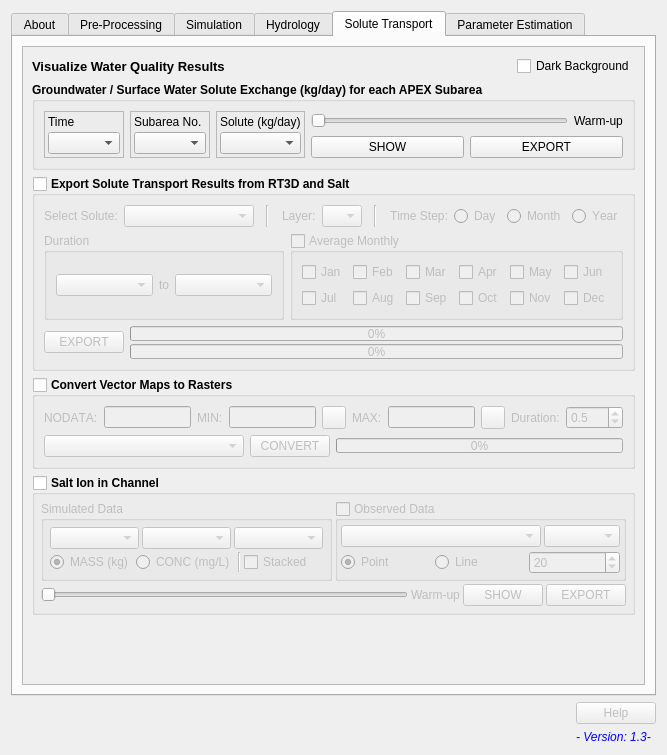
Before: the Qt Designer form APEXMOD/APEXMOD_dialog_base.ui in spark-brc/APEXMOD-plugin, drawn with Qt 5.
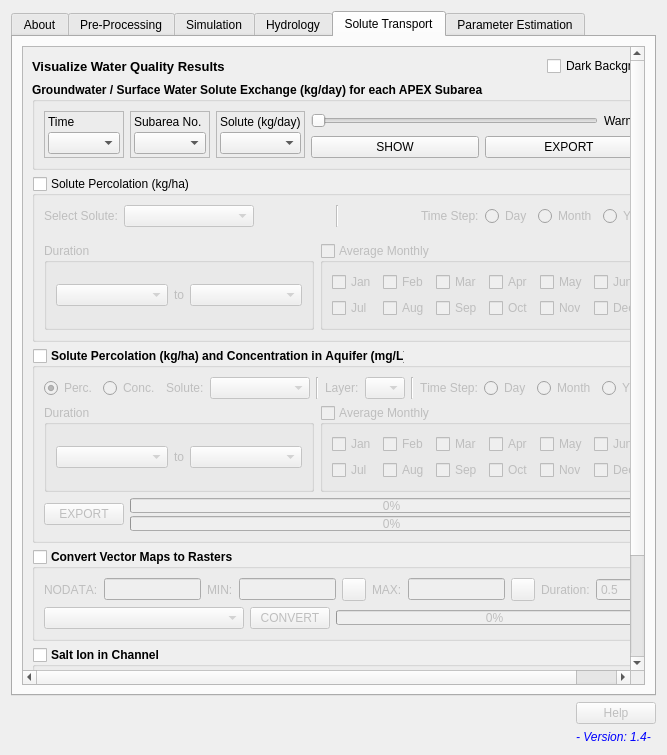
After: the same form once the commit is applied. The open tabs and pages were chosen to show the change. Icons and pictures are not drawn. Custom widgets are drawn as their Qt base class.

The edit to the form file:
```diff
--- a/APEXMOD/APEXMOD_dialog_base.ui
+++ b/APEXMOD/APEXMOD_dialog_base.ui
@@ -1185,58 +1185,6 @@
                      </property>
                     </widget>
                    </item>
-                   <item>
-                    <widget class="Line" name="line_6">
-                     <property name="frameShadow">
-                      <enum>QFrame::Plain</enum>
-                     </property>
-                     <property name="orientation">
-                      <enum>Qt::Vertical</enum>
-                     </property>
-                    </widget>
-                   </item>
-                   <item>
-                    <layout class="QHBoxLayout" name="horizontalLayout_51">
-                     <property name="spacing">
-                      <number>0</number>
-                     </property>
-                     <property name="rightMargin">
-                      <number>0</number>
-                     </property>
-                     <item>
-                      <widget class="QLabel" name="label_26">
-                       <property name="enabled">
-                        <bool>false</bool>
-                       </property>
-                       <property name="text">
-                        <string>&lt;html&gt;&lt;head/&gt;&lt;body&gt;&lt;p&gt;&lt;span style=&quot; font-family:'Webdings'; font-size:12pt;&quot;&gt;Ï&lt;/span&gt;&lt;/p&gt;&lt;/body&gt;&lt;/html&gt;</string>
-                       </property>
-                      </widget>
-                     </item>
-                     <item>
-                      <widget class="QPushButton" name="pushButton_2">
-                       <property name="enabled">
-                        <bool>false</bool>
-                       </property>
-                       <property name="minimumSize">
-                        <size>
-                         <width>200</width>
-                         <height>0</height>
-                        </size>
-                       </property>
-                       <property name="text">
-                        <string>Write RT3D input files</string>
-                       </property>
-                       <property name="checkable">
-                        <bool>true</bool>
-                       </property>
-                       <property name="checked">
-                        <bool>false</bool>
-                       </property>
-                      </widget>
-                     </item>
-                    </layout>
-                   </item>
                    <item>
                     <spacer name="horizontalSpacer_3">
                      <property name="orientation">
@@ -6572,9 +6520,9 @@
           <property name="geometry">
            <rect>
             <x>0</x>
-            <y>0</y>
-            <width>623</width>
-            <height>628</height>
+            <y>-97</y>
+            <width>607</width>
+            <height>708</height>
            </rect>
           </property>
           <layout class="QVBoxLayout" name="verticalLayout_57">
@@ -6928,6 +6876,240 @@
              </layout>
             </widget>
            </item>
+           <item>
+            <widget class="QGroupBox" name="groupBox_17">
+             <property name="title">
+              <string>Solute Percolation (kg/ha)</string>
+             </property>
+             <property name="checkable">
+              <bool>true</bool>
+             </property>
+             <property name="checked">
+              <bool>false</bool>
+             </property>
+             <layout class="QVBoxLayout" name="verticalLayout_55">
+              <item>
+               <layout class="QHBoxLayout" name="horizontalLayout_55">
+                <property name="topMargin">
+                 <number>0</number>
+                </property>
+                <item>
+                 <widget class="QLabel" name="label_2">
+                  <property name="text">
+                   <string>Select Solute:</string>
+                  </property>
+                 </widget>
+                </item>
+                <item>
+                 <widget class="QComboBox" name="comboBox">
+                  <property name="minimumSize">
+                   <size>
+                    <width>130</width>
+                    <height>0</height>
+                   </size>
+                  </property>
+                 </widget>
+                </item>
+                <item>
+                 <spacer name="horizontalSpacer_8">
+                  <property name="orientation">
+                   <enum>Qt::Horizontal</enum>
+                  </property>
+                  <property name="sizeHint" stdset="0">
+                   <size>
+                    <width>40</width>
+                    <height>20</height>
+                   </size>
+                  </property>
+                 </spacer>
+                </item>
+                <item>
+                 <widget class="Line" name="line_6">
+                  <property name="orientation">
+                   <enum>Qt::Vertical</enum>
+                  </property>
+                 </widget>
+                </item>
+                <item>
+                 <spacer name="horizontalSpacer_7">
+                  <property name="orientation">
+                   <enum>Qt::Horizontal</enum>
+                  </property>
+                  <property name="sizeHint" stdset="0">
+                   <size>
+                    <width>40</width>
+                    <height>20</height>
+                   </size>
+                  </property>
+                 </spacer>
+                </item>
+                <item>
+                 <widget class="QLabel" name="label_6">
+                  <property name="text">
+                   <string>Time Step:</string>
+                  </property>
+                 </widget>
+                </item>
+                <item>
+                 <widget class="QRadioButton" name="radioButton">
+                  <property name="text">
+                   <string>Day</string>
+                  </property>
+                 </widget>
+                </item>
+                <item>
+                 <widget class="QRadioButton" name="radioButton_2">
+                  <property name="text">
+                   <string>Month</string>
+                  </property>
+                 </widget>
+                </item>
+                <item>
+                 <widget class="QRadioButton" name="radioButton_3">
+                  <property name="text">
+                   <string>Year</string>
+                  </property>
+                 </widget>
+                </item>
+               </layout>
+              </item>
+              <item>
+               <layout class="QHBoxLayout" name="horizontalLayout_83">
+                <property name="topMargin">
+                 <number>10</number>
+                </property>
+                <item>
+                 <widget class="QGroupBox" name="groupBox_18">
+                  <property name="title">
+                   <string>Duration</string>
+                  </property>
+                  <layout class="QHBoxLayout" name="horizontalLayout_84">
+                   <item>
+                    <widget class="QComboBox" name="comboBox_2"/>
+                   </item>
+                   <item>
+                    <widget class="QLabel" name="label_9">
+                     <property name="sizePolicy">
+                      <sizepolicy hsizetype="Fixed" vsizetype="Preferred">
+                       <horstretch>0</horstretch>
+                       <verstretch>0</verstretch>
+                      </sizepolicy>
+                     </property>
+                     <property name="text">
+                      <string>to</string>
+                     </property>
+                    </widget>
+                   </item>
+                   <item>
+                    <widget class="QComboBox" name="comboBox_3"/>
+                   </item>
+                  </layout>
+                 </widget>
+                </item>
+                <item>
+                 <widget class="QGroupBox" name="groupBox_19">
+                  <property name="title">
+                   <string>Average Monthly</string>
+                  </property>
+                  <property name="checkable">
+                   <bool>true</bool>
+                  </property>
+                  <property name="checked">
+                   <bool>false</bool>
+                  </property>
+                  <layout class="QGridLayout" name="gridLayout_7">
+                   <item row="1" column="5">
+                    <widget class="QCheckBox" name="checkBox_13">
+                     <property name="text">
+                      <string>Dec</string>
+                     </property>
+                    </widget>
+                   </item>
+                   <item row="0" column="5">
+                    <widget class="QCheckBox" name="checkBox_12">
+                     <property name="text">
+                      <string>Jun</string>
+                     </property>
+                    </widget>
+                   </item>
+                   <item row="1" column="4">
+                    <widget class="QCheckBox" name="checkBox_11">
+                     <property name="text">
+                      <string>Nov</string>
+                     </property>
+                    </widget>
+                   </item>
+                   <item row="0" column="4">
+                    <widget class="QCheckBox" name="checkBox_6">
+                     <property name="text">
+                      <string>May</string>
+                     </property>
+                    </widget>
+                   </item>
+                   <item row="1" column="3">
+                    <widget class="QCheckBox" name="checkBox_10">
+                     <property name="text">
+                      <string>Oct</string>
+                     </property>
+                    </widget>
+                   </item>
+                   <item row="0" column="3">
+                    <widget class="QCheckBox" name="checkBox_5">
+                     <property name="text">
+                      <string>Apr</string>
+                     </property>
+                    </widget>
+                   </item>
+                   <item row="1" column="2">
+                    <widget class="QCheckBox" name="checkBox_9">
+                     <property name="text">
+                      <string>Sep</string>
+                     </property>
+                    </widget>
+                   </item>
+                   <item row="0" column="2">
+                    <widget class="QCheckBox" name="checkBox_4">
+                     <property name="text">
+                      <string>Mar</string>
+                     </property>
+                    </widget>
+                   </item>
+                   <item row="1" column="1">
+                    <widget class="QCheckBox" name="checkBox_8">
+                     <property name="text">
+                      <string>Aug</string>
+                     </property>
+                    </widget>
+                   </item>
+                   <item row="1" column="0">
+                    <widget class="QCheckBox" name="checkBox_7">
+                     <property name="text">
+                      <string>Jul</string>
+                     </property>
+                    </widget>
+                   </item>
+                   <item row="0" column="1">
+                    <widget class="QCheckBox" name="checkBox_3">
+                     <property name="text">
+                      <string>Feb</string>
+                     </property>
+                    </widget>
+                   </item>
+                   <item row="0" column="0">
+                    <widget class="QCheckBox" name="checkBox_2">
+                     <property name="text">
+                      <string>Jan</string>
+                     </property>
+                    </widget>
+                   </item>
+                  </layout>
+                 </widget>
+                </item>
+               </layout>
+              </item>
+             </layout>
+            </widget>
+           </item>
            <item>
             <widget class="QGroupBox" name="groupBox_export_solutes">
              <property name="font">
@@ -6938,7 +7120,7 @@
               </font>
              </property>
              <property name="title">
-              <string>Export Solute Transport Results from RT3D and Salt</string>
+              <string>Solute Percolation (kg/ha) and Concentration in Aquifer (mg/L)</string>
              </property>
              <property name="checkable">
               <bool>true</bool>
@@ -6952,8 +7134,64 @@
                 <property name="topMargin">
                  <number>0</number>
                 </property>
+                <item>
+                 <widget class="QRadioButton" name="radioButton_perc">
+                  <property name="sizePolicy">
+                   <sizepolicy hsizetype="Fixed" vsizetype="Fixed">
+                    <horstretch>0</horstretch>
+                    <verstretch>0</verstretch>
+                   </sizepolicy>
+                  </property>
+                  <property name="font">
+                   <font>
+                    <weight>50</weight>
+                    <bold>false</bold>
+                   </font>
+                  </property>
+                  <property name="text">
+                   <string>Perc.</string>
+                  </property>
+                  <property name="checked">
+                   <bool>true</bool>
+                  </property>
+                  <attribute name="buttonGroup">
+                   <string notr="true">buttonGroup_perc_conc</string>
+                  </attribute>
+                 </widget>
+                </item>
+                <item>
+                 <widget class="QRadioButton" name="radioButton_conc">
+                  <property name="sizePolicy">
+                   <sizepolicy hsizetype="Fixed" vsizetype="Fixed">
+                    <horstretch>0</horstretch>
+                    <verstretch>0</verstretch>
+                   </sizepolicy>
+                  </property>
+                  <property name="font">
+                   <font>
+                    <weight>50</weight>
+                    <bold>false</bold>
+                   </font>
+                  </property>
+                  <property name="text">
+                   <string>Conc.</string>
+                  </property>
+                  <property name="checked">
+                   <bool>false</bool>
+                  </property>
+                  <attribute name="buttonGroup">
+                   <string notr="true">buttonGroup_perc_conc</string>
+                  </attribute>
+                 </widget>
+                </item>
                 <item>
                  <widget class="QLabel" name="label_83">
+                  <property name="sizePolicy">
+                   <sizepolicy hsizetype="Fixed" vsizetype="Preferred">
+                    <horstretch>0</horstretch>
+                    <verstretch>0</verstretch>
+                   </sizepolicy>
+                  </property>
                   <property name="font">
                    <font>
                     <weight>50</weight>
@@ -6961,7 +7199,7 @@
                    </font>
                   </property>
                   <property name="text">
-                   <string>Select Solute:</string>
+                   <string>Solute:</string>
                   </property>
                  </widget>
                 </item>
@@ -6969,25 +7207,12 @@
                  <widget class="QComboBox" name="comboBox_solutes">
                   <property name="minimumSize">
                    <size>
-                    <width>130</width>
+                    <width>100</width>
                     <height>0</height>
                    </size>
                   </property>
                  </widget>
                 </item>
-                <item>
-                 <spacer name="horizontalSpacer_23">
-                  <property name="orientation">
-                   <enum>Qt::Horizontal</enum>
-                  </property>
-                  <property name="sizeHint" stdset="0">
-                   <size>
-                    <width>40</width>
-                    <height>20</height>
-                   </size>
-                  </property>
-                 </spacer>
-                </item>
                 <item>
                  <widget class="Line" name="line_22">
                   <property name="orientation">
@@ -6995,21 +7220,14 @@
                   </property>
                  </widget>
                 </item>
-                <item>
-                 <spacer name="horizontalSpacer_24">
-                  <property name="orientation">
-                   <enum>Qt::Horizontal</enum>
-                  </property>
-                  <property name="sizeHint" stdset="0">
-                   <size>
-                    <width>40</width>
-                    <height>20</height>
-                   </size>
-                  </property>
-                 </spacer>
-                </item>
                 <item>
                  <widget class="QLabel" name="label_84">
+                  <property name="sizePolicy">
+                   <sizepolicy hsizetype="Fixed" vsizetype="Preferred">
+                    <horstretch>0</horstretch>
+                    <verstretch>0</verstretch>
+                   </sizepolicy>
+                  </property>
                   <property name="font">
                    <font>
                     <weight>50</weight>
@@ -7043,19 +7261,6 @@
                   </property>
                  </widget>
                 </item>
-                <item>
-                 <spacer name="horizontalSpacer_25">
-                  <property name="orientation">
-                   <enum>Qt::Horizontal</enum>
-                  </property>
-                  <property name="sizeHint" stdset="0">
-                   <size>
-                    <width>40</width>
-                    <height>20</height>
-                   </size>
-                  </property>
-                 </spacer>
-                </item>
                 <item>
                  <widget class="Line" name="line_23">
                   <property name="orientation">
@@ -7063,19 +7268,6 @@
                   </property>
                  </widget>
                 </item>
-                <item>
-                 <spacer name="horizontalSpacer_26">
-                  <property name="orientation">
-                   <enum>Qt::Horizontal</enum>
-                  </property>
-                  <property name="sizeHint" stdset="0">
-                   <size>
-                    <width>40</width>
-                    <height>20</height>
-                   </size>
-                  </property>
-                 </spacer>
-                </item>
                 <item>
                  <widget class="QLabel" name="label_85">
                   <property name="font">
@@ -8159,7 +8351,7 @@
           </font>
          </property>
          <property name="text">
-          <string>&lt;html&gt;&lt;head/&gt;&lt;body&gt;&lt;p&gt;&lt;span style=&quot; color:#0000ff;&quot;&gt;- Version: 1.3-&lt;/span&gt;&lt;/p&gt;&lt;/body&gt;&lt;/html&gt;</string>
+          <string>&lt;html&gt;&lt;head/&gt;&lt;body&gt;&lt;p&gt;&lt;span style=&quot; color:#0000ff;&quot;&gt;- Version: 1.4-&lt;/span&gt;&lt;/p&gt;&lt;/body&gt;&lt;/html&gt;</string>
          </property>
          <property name="alignment">
           <set>Qt::AlignBottom|Qt::AlignLeading|Qt::AlignLeft</set>
```
Left out of the diff: 113 changed lines with no effect on the pictures.
